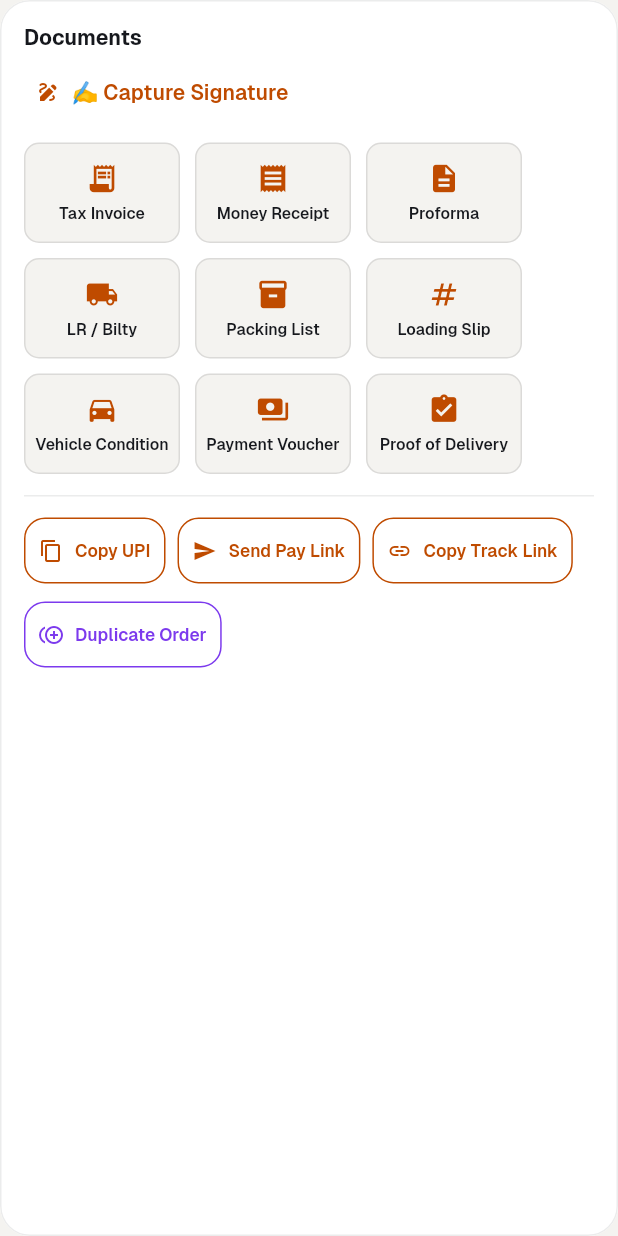
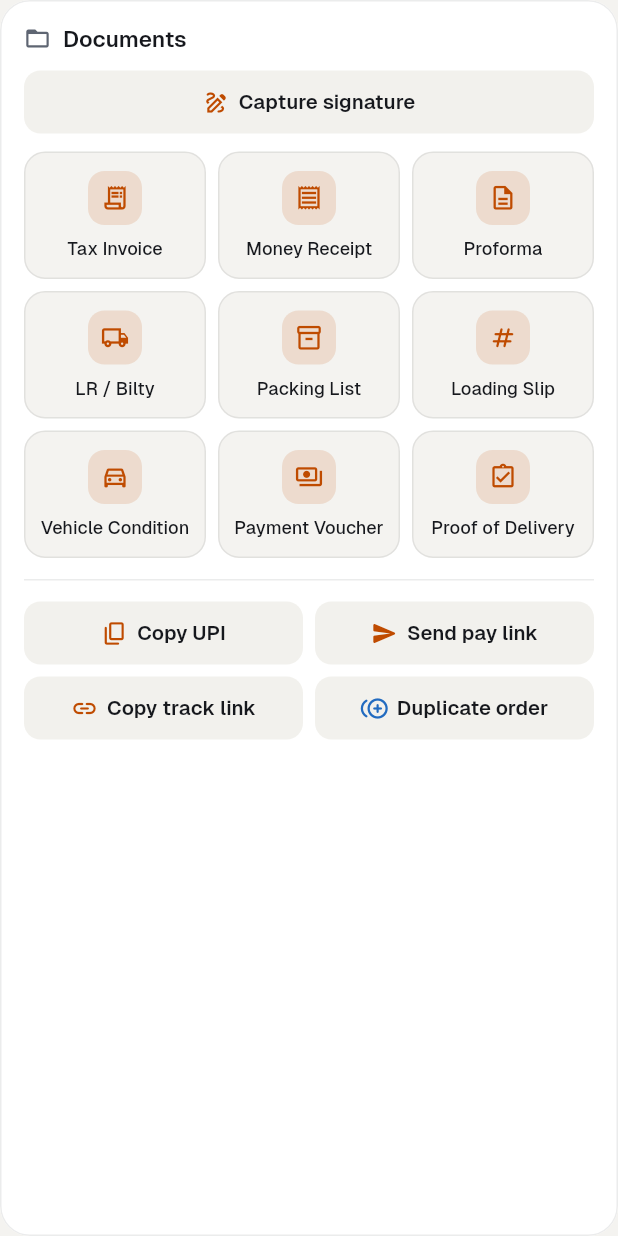
Before and after one commit to Arunpnm/Nagarva_app, a Flutter app: the OrderDocumentsSection widget shown alone on an empty page, opened directly with empty values, on a phone screen of 412 x 824 dp. Run offline on Flutter 3.47's test engine with Material 3 defaults, Android fonts, the phone set to English and light mode, and no system bars; our stand-ins replace app_links, auto_size_text, dropdown_button2, file_picker, font_awesome_flutter, from_css_color and 9 more; missing offline and left inert: android_intent_plus, json_path; accounts and stored records are empty; generated files the repository leaves out were written again.

Commit message:
Order documents: 3-up tile grid, signature and utility actions on design buttons

```diff
--- a/lib/order_detail_page/order_documents_section.dart
+++ b/lib/order_detail_page/order_documents_section.dart
@@ -1378,35 +1378,38 @@ class _OrderDocumentsSectionState extends State<OrderDocumentsSection> {
               setState(() => _pendingLabel = label);
               onTap();
             },
-      borderRadius: BorderRadius.circular(10),
+      borderRadius: BorderRadius.circular(14),
       child: Container(
-        width: 104,
         padding: const EdgeInsets.symmetric(vertical: 12, horizontal: 6),
         decoration: BoxDecoration(
-          color: ng.bg,
-          borderRadius: BorderRadius.circular(10),
-          border: Border.all(color: ng.w08),
+          color: ng.inset,
+          borderRadius: BorderRadius.circular(14),
+          border: Border.all(color: ng.w06),
         ),
         child: Column(
           mainAxisSize: MainAxisSize.min,
           children: [
-            if (isPending)
-              SizedBox(
-                width: 22,
-                height: 22,
-                child: CircularProgressIndicator(
-                    strokeWidth: 2.2, color: ng.acc),
-              )
-            else
-              Icon(icon,
-                  size: 22,
-                  color: _busy ? ng.mute : ng.acc),
-            const SizedBox(height: 6),
+            SizedBox(
+              width: 36,
+              height: 36,
+              child: isPending
+                  ? Padding(
+                      padding: const EdgeInsets.all(8),
+                      child: CircularProgressIndicator(
+                          strokeWidth: 2.2, color: ng.acc),
+                    )
+                  : NgIconTile(
+                      icon: icon,
+                      status: _busy ? NgStatus.neutral : NgStatus.accent),
+            ),
+            const SizedBox(height: 8),
             Text(isPending ? 'Working…' : label,
                 textAlign: TextAlign.center,
+                maxLines: 2,
                 style: NgFonts.geist(
-                    fontSize: 10.5,
-                    fontWeight: FontWeight.w600,
+                    fontSize: 12,
+                    height: 1.25,
+                    fontWeight: FontWeight.w500,
                     color: ng.text)),
           ],
         ),
@@ -1417,16 +1420,11 @@ class _OrderDocumentsSectionState extends State<OrderDocumentsSection> {
   Widget _utilityButton(String label, IconData icon, VoidCallback? onTap,
       {Color? color}) {
     final ng = NgPalette.of(context);
-    final c = color ?? ng.acc;
-    return OutlinedButton.icon(
+    return NgSecondaryButton(
+      icon: icon,
+      iconColor: color ?? ng.acc,
+      label: label,
       onPressed: onTap,
-      icon: Icon(icon, size: 16, color: c),
-      label: Text(label,
-          style: NgFonts.geist(fontSize: 11.5, color: c)),
-      style: OutlinedButton.styleFrom(
-        side: BorderSide(color: c),
-        padding: const EdgeInsets.symmetric(horizontal: 10, vertical: 8),
-      ),
     );
   }
 
@@ -1436,109 +1434,97 @@ class _OrderDocumentsSectionState extends State<OrderDocumentsSection> {
     final o = _order;
     final paid = o?.paymentStatus == 'paid';
 
-    return NgCard(
-      radius: 20,
-      padding: const EdgeInsets.all(16),
+    final docs = <(String, IconData, VoidCallback)>[
+      ('Tax Invoice', Icons.receipt_long_outlined, widget.onGenerateInvoice),
+      ('Money Receipt', Icons.receipt_outlined, _genMoneyReceipt),
+      ('Proforma', Icons.description_outlined, _genProforma),
+      ('LR / Bilty', Icons.local_shipping_outlined, _genLr),
+      ('Packing List', Icons.inventory_2_outlined, _genPackingList),
+      ('Loading Slip', Icons.numbers_rounded, _genLoadingSlip),
+      ('Vehicle Condition', Icons.directions_car_outlined, _genVehicleCondition),
+      ('Payment Voucher', Icons.payments_outlined, _genVoucher),
+      ('Proof of Delivery', Icons.assignment_turned_in_outlined, _genPod),
+    ];
+    final utilities = <Widget>[
+      if (!paid)
+        _utilityButton('Copy UPI', Icons.content_copy_rounded, _copyUpi),
+      if (!paid) _utilityButton('Send pay link', Icons.send_rounded, _sendPayLink),
+      // Live since 7 Sept 2026 — /track serves the customer document hub.
+      if (kTrackLinkHosted)
+        _utilityButton('Copy track link', Icons.link_rounded, _copyTrackLink),
+      // "Duplicate order", not "Copy". Arun, 3 Sept 2026: beside two
+      // clipboard actions, a button labelled "Copy" reads as a third one
+      // - when it actually creates a whole new order.
+      _utilityButton('Duplicate order', Icons.control_point_duplicate_rounded,
+          widget.duplicating ? null : widget.onDuplicate,
+          color: ng.blue),
+    ];
+    return NgSectionCard(
+      title: 'Documents',
+      icon: Icons.folder_open_outlined,
       child: Column(
         crossAxisAlignment: CrossAxisAlignment.stretch,
         children: [
-          Text('Documents',
-              style: NgFonts.geist(
-                  fontSize: 14,
-                  fontWeight: FontWeight.w700,
-                  color: ng.text)),
-          const SizedBox(height: 4),
           if (_heldSignature != null)
             Container(
-              margin: const EdgeInsets.only(bottom: 10),
-              padding:
-                  const EdgeInsets.symmetric(horizontal: 10, vertical: 8),
+              margin: const EdgeInsets.only(bottom: 12),
+              padding: const EdgeInsets.fromLTRB(12, 6, 4, 6),
               decoration: BoxDecoration(
-                color: ng.green.withValues(alpha: 0.12),
-                borderRadius: BorderRadius.circular(8),
+                color: ng.greenBg,
+                borderRadius: BorderRadius.circular(12),
               ),
               child: Row(
                 children: [
-                  Icon(Icons.check_circle, size: 16, color: ng.green),
-                  const SizedBox(width: 6),
+                  Icon(Icons.check_circle_rounded, size: 17, color: ng.green),
+                  const SizedBox(width: 8),
                   Expanded(
                     child: Text(
-                      '✅ Customer signature captured'
+                      'Customer signature captured'
                       '${_heldSignatureAt == null ? '' : ' at ${TimeOfDay.fromDateTime(_heldSignatureAt!).format(context)}'}'
-                      ' — will appear on next document',
-                      style: NgFonts.geist(
-                          fontSize: 11.5, color: ng.text),
+                      ' — will appear on the next document',
+                      style: NgFonts.geist(fontSize: 12.5, color: ng.text),
                     ),
                   ),
-                  TextButton(
-                    onPressed: _clearHeldSignature,
-                    child: const Text('Clear'),
-                  ),
+                  NgLinkButton('Clear', onTap: _clearHeldSignature),
                 ],
               ),
             )
           else
             Padding(
-              padding: const EdgeInsets.only(bottom: 10),
-              child: Align(
-                alignment: Alignment.centerLeft,
-                child: TextButton.icon(
-                  onPressed: _captureSignature,
-                  icon: const Icon(Icons.draw, size: 16),
-                  label: const Text('✍️ Capture Signature'),
-                ),
+              padding: const EdgeInsets.only(bottom: 12),
+              child: NgSecondaryButton(
+                icon: Icons.draw_outlined,
+                iconColor: ng.acc,
+                label: 'Capture signature',
+                onPressed: _captureSignature,
               ),
             ),
-          Wrap(
-            spacing: 10,
-            runSpacing: 10,
-            children: [
-              _docButton(
-                  'Tax Invoice', Icons.receipt_long, widget.onGenerateInvoice),
-              _docButton('Money Receipt', Icons.receipt, _genMoneyReceipt),
-              _docButton('Proforma', Icons.description, _genProforma),
-              _docButton('LR / Bilty', Icons.local_shipping, _genLr),
-              _docButton(
-                  'Packing List', Icons.inventory_2, _genPackingList),
-              _docButton('Loading Slip', Icons.numbers, _genLoadingSlip),
-              _docButton('Vehicle Condition', Icons.directions_car,
-                  _genVehicleCondition),
-              _docButton(
-                  'Payment Voucher', Icons.payments, _genVoucher),
-              _docButton(
-                  'Proof of Delivery', Icons.assignment_turned_in, _genPod),
-            ],
-          ),
+          LayoutBuilder(builder: (context, box) {
+            const gap = 8.0;
+            final w = (box.maxWidth - gap * 2) / 3;
+            return Wrap(
+              spacing: gap,
+              runSpacing: gap,
+              children: [
+                for (final d in docs)
+                  SizedBox(width: w, child: _docButton(d.$1, d.$2, d.$3)),
+              ],
+            );
+          }),
           const SizedBox(height: 14),
-          const Divider(height: 1),
-          const SizedBox(height: 12),
-          Wrap(
-            spacing: 8,
-            runSpacing: 8,
-            children: [
-              if (!paid)
-                _utilityButton('Copy UPI', Icons.content_copy, _copyUpi),
-              if (!paid)
-                _utilityButton(
-                    'Send Pay Link', Icons.send, _sendPayLink),
-              // Live since 7 Sept 2026 — /track serves the customer
-              // document hub. See kTrackLinkHosted.
-              if (kTrackLinkHosted)
-                _utilityButton('Copy Track Link', Icons.link, _copyTrackLink),
-              // "Duplicate Order", not "Copy". Arun, 3 Sept 2026: "there
-              // is copy upi and send paylink then again copy what is that
-              // last copy is for". Sitting third in a row whose other two
-              // buttons copy things to the CLIPBOARD, a button labelled
-              // "Copy" reads as a third clipboard action - when it
-              // actually creates a whole new order. The icon said
-              // copy_all, which made it worse.
-              _utilityButton(
-                  'Duplicate Order',
-                  Icons.control_point_duplicate,
-                  widget.duplicating ? null : widget.onDuplicate,
-                  color: const Color(0xFF7C3AED)),
-            ],
-          ),
+          Divider(height: 1, color: ng.w06),
+          const SizedBox(height: 14),
+          LayoutBuilder(builder: (context, box) {
+            const gap = 8.0;
+            final w = (box.maxWidth - gap) / 2;
+            return Wrap(
+              spacing: gap,
+              runSpacing: gap,
+              children: [
+                for (final u in utilities) SizedBox(width: w, child: u),
+              ],
+            );
+          }),
         ],
       ),
     );
```
